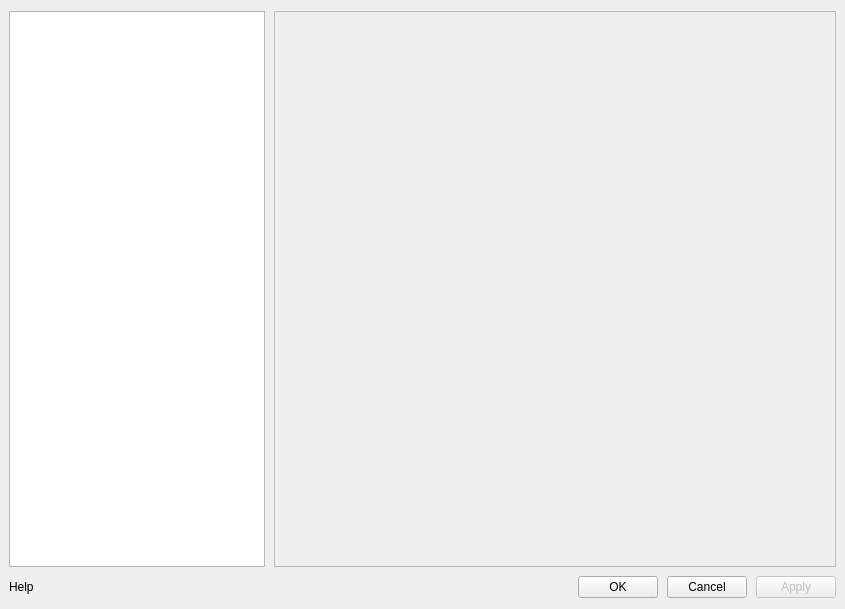
Before: the Qt Designer form quickiewebbot/ui/application_settings_widget.ui in andrascii/RiveSolutions_SEO_Spider, drawn with Qt 5.
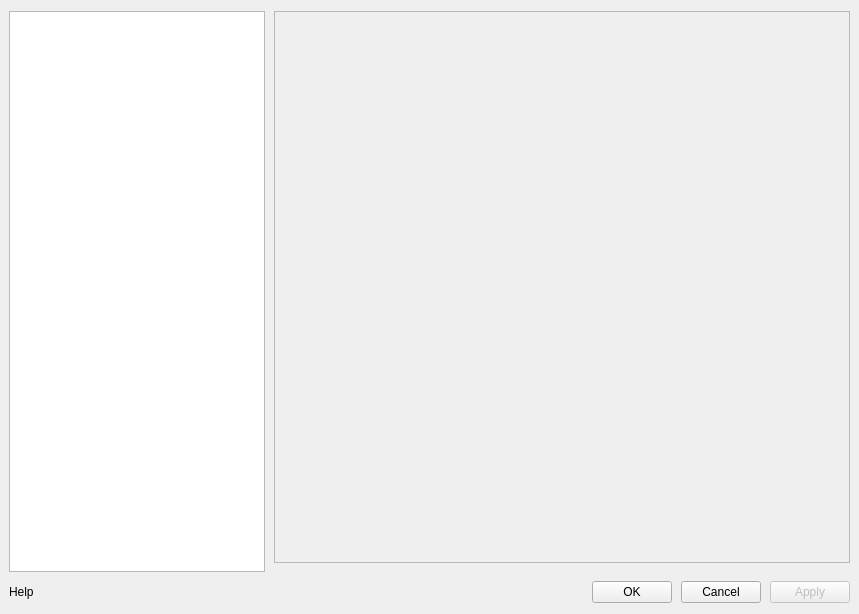
After: the same form once the commit is applied.

Commit message: добавленно окно настроек preferences. наведена красота в ApplicationSettingsWidget

Diff of the .ui file:
```diff
--- a/quickiewebbot/ui/application_settings_widget.ui
+++ b/quickiewebbot/ui/application_settings_widget.ui
@@ -6,8 +6,8 @@
    <rect>
     <x>0</x>
     <y>0</y>
-    <width>845</width>
-    <height>609</height>
+    <width>859</width>
+    <height>614</height>
    </rect>
   </property>
   <property name="windowTitle">
@@ -23,26 +23,17 @@
    <property name="spacing">
     <number>9</number>
    </property>
-   <item row="0" column="0">
-    <widget class="QListWidget" name="propGroupsList">
-     <property name="sizePolicy">
-      <sizepolicy hsizetype="Fixed" vsizetype="Expanding">
-       <horstretch>0</horstretch>
-       <verstretch>0</verstretch>
-      </sizepolicy>
+   <item row="2" column="4">
+    <widget class="QPushButton" name="applyButton">
+     <property name="enabled">
+      <bool>false</bool>
      </property>
-     <property name="maximumSize">
-      <size>
-       <width>811</width>
-       <height>16777215</height>
-      </size>
-     </property>
-     <property name="currentRow">
-      <number>-1</number>
+     <property name="text">
+      <string>Apply</string>
      </property>
     </widget>
    </item>
-   <item row="1" column="1">
+   <item row="2" column="1">
     <spacer name="horizontalSpacer_2">
      <property name="orientation">
       <enum>Qt::Horizontal</enum>
@@ -55,20 +46,26 @@
      </property>
     </spacer>
    </item>
-   <item row="1" column="3">
-    <widget class="QPushButton" name="cancelButton">
+   <item row="0" column="0" rowspan="2">
+    <widget class="QListWidget" name="propGroupsList">
      <property name="sizePolicy">
-      <sizepolicy hsizetype="Preferred" vsizetype="Fixed">
+      <sizepolicy hsizetype="Fixed" vsizetype="Expanding">
        <horstretch>0</horstretch>
        <verstretch>0</verstretch>
       </sizepolicy>
      </property>
-     <property name="text">
-      <string>Cancel</string>
+     <property name="maximumSize">
+      <size>
+       <width>811</width>
+       <height>16777215</height>
+      </size>
+     </property>
+     <property name="currentRow">
+      <number>-1</number>
      </property>
     </widget>
    </item>
-   <item row="1" column="2">
+   <item row="2" column="2">
     <widget class="QPushButton" name="okButton">
      <property name="sizePolicy">
       <sizepolicy hsizetype="Preferred" vsizetype="Fixed">
@@ -81,25 +78,34 @@
      </property>
     </widget>
    </item>
-   <item row="1" column="0">
+   <item row="2" column="0">
     <widget class="QLabel" name="helpLabel">
      <property name="text">
       <string>Help</string>
      </property>
     </widget>
    </item>
-   <item row="1" column="4">
-    <widget class="QPushButton" name="applyButton">
-     <property name="enabled">
-      <bool>false</bool>
+   <item row="2" column="3">
+    <widget class="QPushButton" name="cancelButton">
+     <property name="sizePolicy">
+      <sizepolicy hsizetype="Preferred" vsizetype="Fixed">
+       <horstretch>0</horstretch>
+       <verstretch>0</verstretch>
+      </sizepolicy>
      </property>
      <property name="text">
-      <string>Apply</string>
+      <string>Cancel</string>
      </property>
     </widget>
    </item>
    <item row="0" column="1" colspan="4">
     <widget class="QFrame" name="currentGroup">
+     <property name="sizePolicy">
+      <sizepolicy hsizetype="MinimumExpanding" vsizetype="MinimumExpanding">
+       <horstretch>0</horstretch>
+       <verstretch>0</verstretch>
+      </sizepolicy>
+     </property>
      <property name="minimumSize">
       <size>
        <width>0</width>
```
The commit also changes 9 other files.
